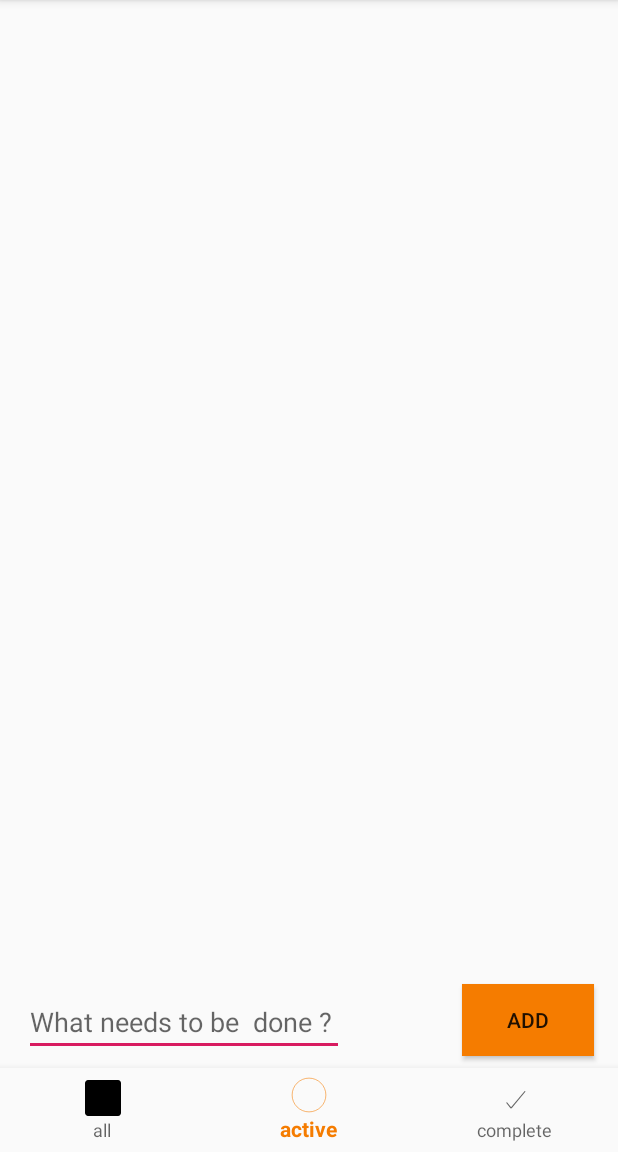
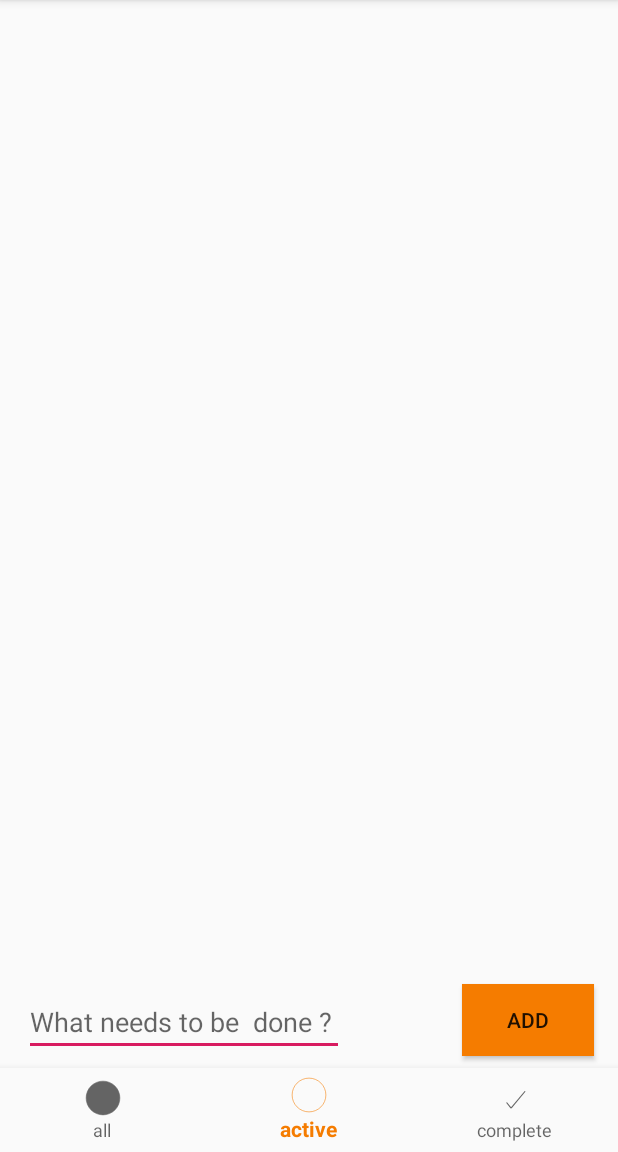
Before and after one commit to yoshida0261/TodoMVC, an Android app: the screen it shows after launch (MainActivity), item 2 of the bottom bar chosen, on a phone screen of 412 x 824 dp, the part 84-1236 px from its top. Run offline under Robolectric (Android 15) with nearby library versions, the phone set to English and light mode, and no system bars.

Commit message:
circle追加

```diff
--- /dev/null
+++ b/app/src/main/res/drawable/ic_circle_fill.xml
@@ -0,0 +1,6 @@
+<vector android:height="32dp" android:viewportHeight="64"
+    android:viewportWidth="64" android:width="32dp" xmlns:android="http://schemas.android.com/apk/res/android">
+    <path android:fillColor="#F57C00"
+        android:pathData="M32,32m-30,0a30,30 0,1 1,60 0a30,30 0,1 1,-60 0"
+        android:strokeColor="#F57C00" android:strokeWidth="1"/>
+</vector>
--- a/app/src/main/res/menu/navigation.xml
+++ b/app/src/main/res/menu/navigation.xml
@@ -3,7 +3,7 @@
 
     <item
             android:id="@+id/navigation_all"
-            android:icon="@mipmap/ic_launcher"
+            android:icon="@drawable/ic_circle_fill"
             android:title="@string/all"/>
 
     <item
```
